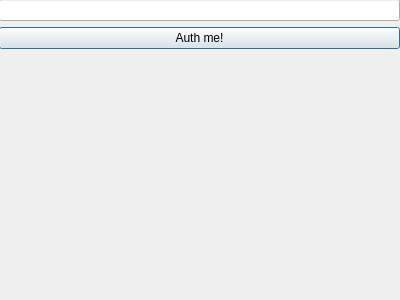
Old version of the form client/auth.ui in the repository khram2003/BPKproject.
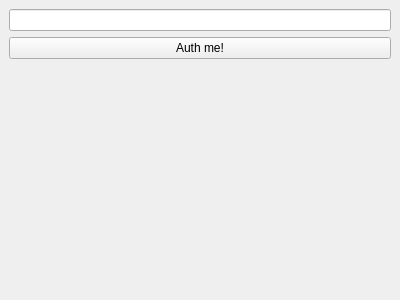
New version of the form.

Commit message: fixing client multiple windows

Diff of the .ui file:
```diff
--- a/client/auth.ui
+++ b/client/auth.ui
@@ -1,7 +1,7 @@
 <?xml version="1.0" encoding="UTF-8"?>
 <ui version="4.0">
  <class>auth</class>
- <widget class="QDialog" name="auth">
+ <widget class="QMainWindow" name="auth">
   <property name="geometry">
    <rect>
     <x>0</x>
```
The commit also changes 7 other files.
